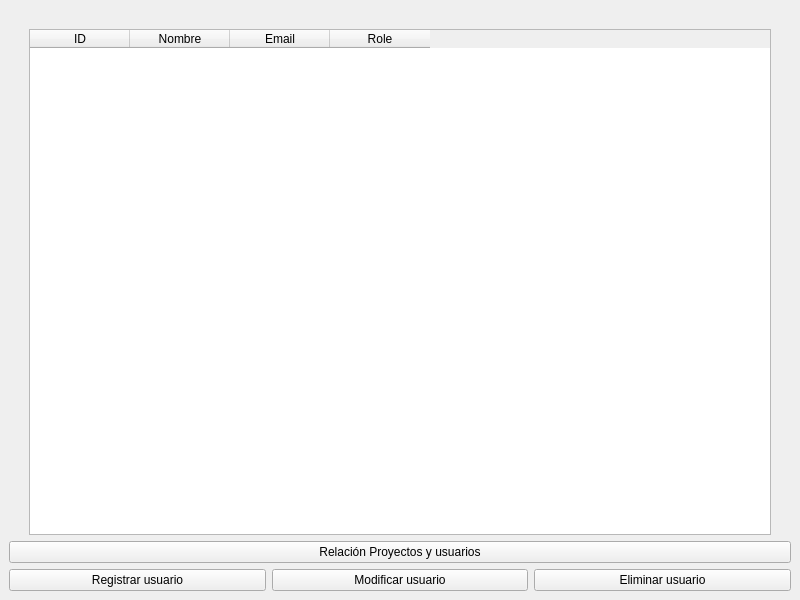
Qt form Interfaces/Ventana_superusuario.ui (adrianvillanueva997/computation_lab_2) before a commit.
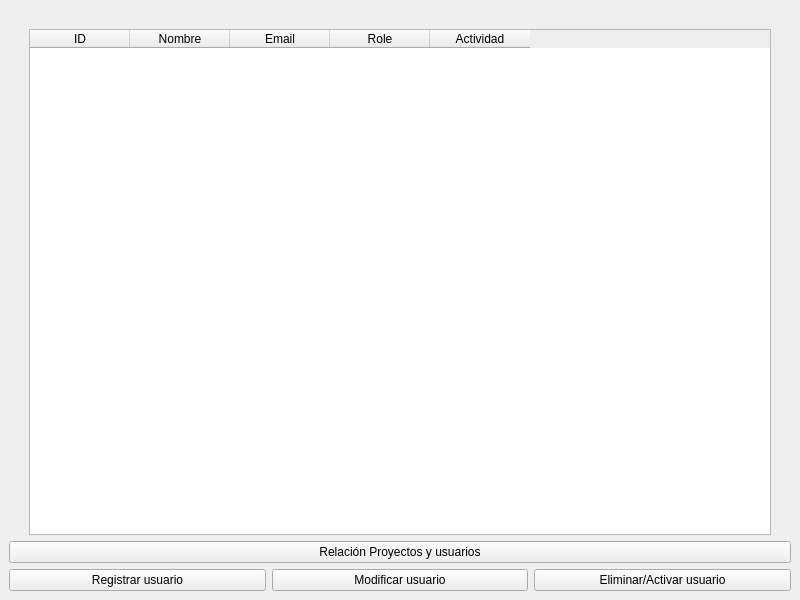
The same form after that commit.

Commit message: Modificación del metodo eliminar

What changed in the file:
```diff
--- a/Interfaces/Ventana_superusuario.ui
+++ b/Interfaces/Ventana_superusuario.ui
@@ -20,7 +20,7 @@
       <item row="0" column="2">
        <widget class="QPushButton" name="pushButton_Eliminar_usuario">
         <property name="text">
-         <string>Eliminar usuario</string>
+         <string>Eliminar/Activar usuario</string>
         </property>
        </widget>
       </item>
@@ -77,6 +77,11 @@
           <string>Role</string>
          </property>
         </column>
+        <column>
+         <property name="text">
+          <string>Actividad</string>
+         </property>
+        </column>
        </widget>
       </item>
       <item row="2" column="0">
```
The commit also changes 3 other files.
